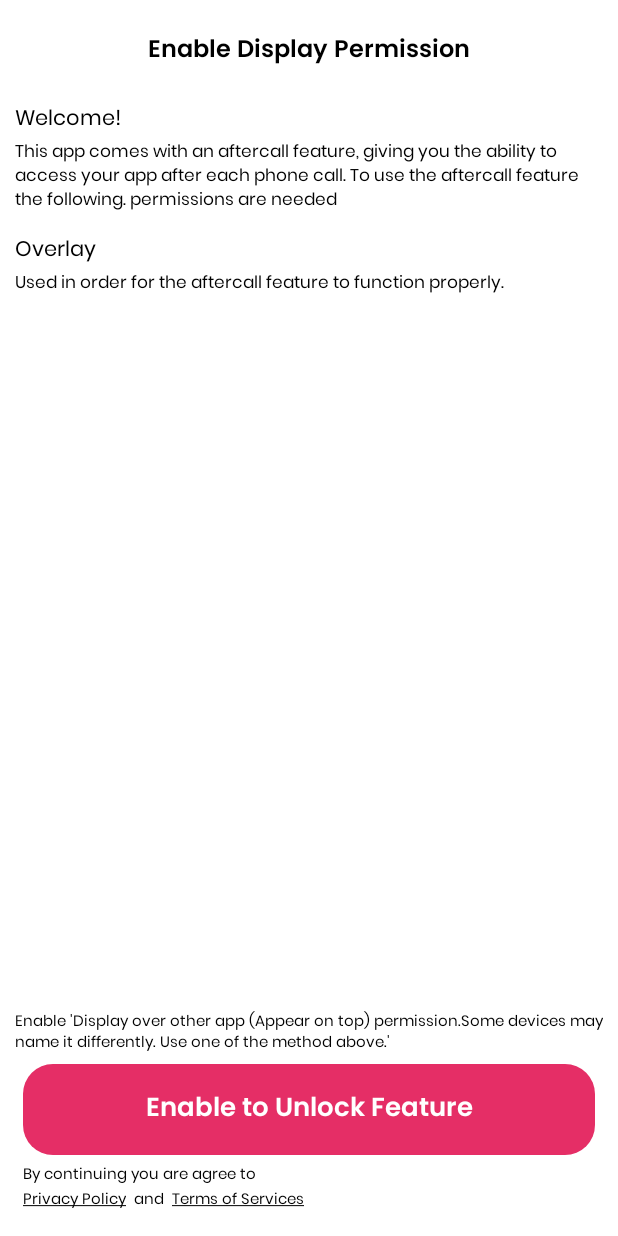
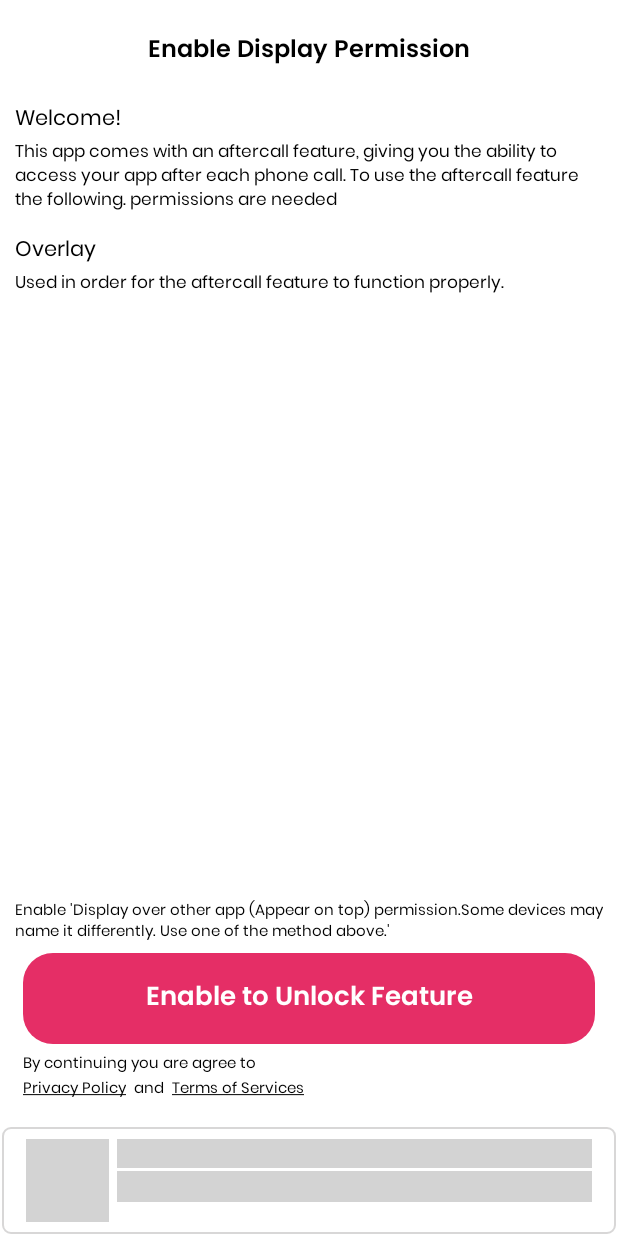
Before and after one commit to dhms005/PS_Pianomusicdrumpad, an Android app: the OverlayScreenActivity screen opened directly, with no data from a screen before it, on a phone screen of 412 x 824 dp. Run offline under Robolectric (Android 15) with nearby library versions, the phone set to English and light mode, and no system bars; our stand-ins replace AdMob, Shimmer, sdp/ssp sizes; pictures from the network do not load; 3 statements that could not run were skipped.

Commit message:
banner ads added

```diff
--- a/app/src/main/java/com/pianomusicdrumpad/pianokeyboard/Activities/OverlayScreenActivity.kt
+++ b/app/src/main/java/com/pianomusicdrumpad/pianokeyboard/Activities/OverlayScreenActivity.kt
@@ -16,6 +16,8 @@ import com.airbnb.lottie.utils.Utils
 import com.pianomusicdrumpad.pianokeyboard.Piano.Activity.MenuActivity
 import com.pianomusicdrumpad.pianokeyboard.R
 import com.pianomusicdrumpad.pianokeyboard.Utils.ConstantAd
+import com.pianomusicdrumpad.pianokeyboard.Utils.SharePrefUtils
+import com.pianomusicdrumpad.pianokeyboard.ads.MainInterfaceV2
 import com.pianomusicdrumpad.pianokeyboard.callafterscreen.common.CommonUtils
 import com.pianomusicdrumpad.pianokeyboard.exit.Utility
 
@@ -59,6 +61,15 @@ class OverlayScreenActivity : AppCompatActivity() {
 
         findViews()
         clickListeners()
+
+        val permissionScreenAdsShow =
+            SharePrefUtils.getString(ConstantAd.PERMISSION_SCREEN_ADS_SHOW, "1")
+
+        if (permissionScreenAdsShow == "1") {
+            loadBanner()
+        }
+
+
     }
 
     private fun clickListeners() {
@@ -222,4 +233,13 @@ class OverlayScreenActivity : AppCompatActivity() {
         }
 
     }
+
+    private fun loadBanner() {
+        MainInterfaceV2.loadBanner(
+            this,
+            findViewById(R.id.Admob_Native_Frame_two),
+            adNativeBannerSimmer = R.layout.ad_native_adptive_banner_simmer,
+            bannerId = ConstantAd.AD_PERMISSION_BANNER
+        )
+    }
 }
--- a/app/src/main/java/com/pianomusicdrumpad/pianokeyboard/ads/Admob_Banner_Ad.kt
+++ b/app/src/main/java/com/pianomusicdrumpad/pianokeyboard/ads/Admob_Banner_Ad.kt
@@ -1,40 +1,95 @@
 package com.pianomusicdrumpad.pianokeyboard.ads
 
 import android.app.Activity
-import android.content.Context
-import android.util.Log
+import android.os.Build
 import android.widget.FrameLayout
-import com.google.android.gms.ads.AdError
+import com.facebook.shimmer.ShimmerFrameLayout
+import com.google.android.gms.ads.AdListener
 import com.google.android.gms.ads.AdRequest
 import com.google.android.gms.ads.AdSize
 import com.google.android.gms.ads.AdView
-import com.pianomusicdrumpad.pianokeyboard.Utils.ConstantAd
+import com.google.android.gms.ads.LoadAdError
 
 class Admob_Banner_Ad {
     var adView: AdView? = null
 
-    fun loadBanner(context: Context) {
+    fun loadBanner(
+        context: Activity,
+        adContainer: FrameLayout,
+        adNativeBannerSimmer: Int,
+        bannerId: String
+    ) {
+
+        val adViewShimmer = context.layoutInflater.inflate(
+            adNativeBannerSimmer,
+            adContainer,
+            false
+        ) as ShimmerFrameLayout
+
+        adContainer.addView(adViewShimmer)
+        adViewShimmer.startShimmer()
+
         adView = AdView(context)
-        adView?.adUnitId = ConstantAd.CALL_END_SCREEN_BANNER
+        adView?.adUnitId = bannerId
 
-        val displayMetrics = context.resources.displayMetrics
-        val screenWidthPx = displayMetrics.widthPixels
-        val screenWidthDp = (screenWidthPx / (displayMetrics.densityDpi / 160f)).toInt()
-        val adSize = AdSize.getLandscapeInlineAdaptiveBannerAdSize(context, screenWidthDp)
 
 //        adView.setAdSize(adSize)
-
-        adView?.setAdSize(adSize)
+        adView?.setAdSize(getAdSize(context))
 
         val adRequest = AdRequest.Builder().build()
         adView?.loadAd(adRequest)
+
+        adView?.adListener = object : AdListener() {
+            override fun onAdClicked() {
+                // Code to be executed when the user clicks on an ad.
+            }
+
+            override fun onAdClosed() {
+                // Code to be executed when the user is about to return
+                // to the app after tapping on an ad.
+            }
+
+            override fun onAdFailedToLoad(adError: LoadAdError) {
+                // Code to be executed when an ad request fails.
+                adContainer.removeAllViews()
+            }
+
+            override fun onAdImpression() {
+                // Code to be executed when an impression is recorded
+                // for an ad.
+//                adContainerView.removeAllViews()
+                //                adContainerView.setVisibility(View.GONE);
+            }
+
+            override fun onAdLoaded() {
+                // Code to be executed when an ad finishes loading.
+                // Replace ad container with new ad view.
+                adContainer.removeAllViews()
+                adContainer.addView(adView)
+                // [END create_ad_view]
+            }
+
+            override fun onAdOpened() {
+                // Code to be executed when an ad opens an overlay that
+                // covers the screen.
+            }
+        }
+
     }
 
+    // Get the ad size with screen width.
+    private fun getAdSize(context: Activity): AdSize {
+        val displayMetrics = context.resources.displayMetrics
+        var adWidthPixels = displayMetrics.widthPixels
+        if (Build.VERSION.SDK_INT >= Build.VERSION_CODES.R) {
+            val windowMetrics = context.windowManager.currentWindowMetrics
+            adWidthPixels = windowMetrics.bounds.width()
+        }
+        val density = displayMetrics.density
+        val adWidth = (adWidthPixels / density).toInt()
+        return AdSize.getCurrentOrientationAnchoredAdaptiveBannerAdSize(context, adWidth)
+    }
 
-    fun showBanner(adContainer: FrameLayout) {
-        adContainer.removeAllViews()
-        adContainer.addView(adView)
-    }
 
     companion object {
 
--- a/app/src/main/java/com/pianomusicdrumpad/pianokeyboard/ads/MainInterfaceV2.kt
+++ b/app/src/main/java/com/pianomusicdrumpad/pianokeyboard/ads/MainInterfaceV2.kt
@@ -1,9 +1,7 @@
 package com.pianomusicdrumpad.pianokeyboard.ads
 
 import android.app.Activity
-import android.content.Context
 import android.widget.FrameLayout
-import android.widget.Toast
 import com.pianomusicdrumpad.pianokeyboard.Utils.ConstantAd
 import com.pianomusicdrumpad.pianokeyboard.Utils.SharePrefUtils
 import org.json.JSONObject
@@ -15,8 +13,9 @@ object MainInterfaceV2 {
             GetDataApi.getRemoteConfig(activity, loadData)
         } else {
 //            Toast.makeText(activity, "No Internet", Toast.LENGTH_SHORT).show()
+            loadData.onSuccess()
         }
-        //        loadData.onSuccess();
+//                loadData.onSuccess();
     }
 
     fun showInter(activity: Activity, interAdListener: InterAdListener) {
@@ -41,22 +40,28 @@ object MainInterfaceV2 {
         }
     }
 
-    fun loadCacheBanner(context: Context) {
+    fun loadBanner(
+        context: Activity,
+        adContainer: FrameLayout,
+        adNativeBannerSimmer: Int,
+        bannerId: String
+    ) {
         if (!SharePrefUtils.getBoolean(
                 ConstantAd.IS_PURCHASE, false
             )
         ) {
-            Admob_Banner_Ad.getInstance().loadBanner(context)
-        } else {
-        }
-    }
+//            Admob_Banner_Ad.getInstance().loadBanner(
+//                context,
+//                adContainer = FrameLayout(context),
+//                R.layout.ad_native_adptive_banner_simmer
+//            )
 
-    fun showCacheBanner(adContainer: FrameLayout) {
-        if (!SharePrefUtils.getBoolean(
-                ConstantAd.IS_PURCHASE, false
+            Admob_Banner_Ad.getInstance().loadBanner(
+                context,
+                adContainer,
+                adNativeBannerSimmer,
+                bannerId
             )
-        ) {
-            Admob_Banner_Ad.getInstance().showBanner(adContainer)
         } else {
         }
     }
--- a/app/src/main/res/layout/activity_cm_overlay_screen.xml
+++ b/app/src/main/res/layout/activity_cm_overlay_screen.xml
@@ -51,7 +51,6 @@
                 android:textSize="@dimen/_11sdp" />
 
 
-
             <TextView
                 android:id="@+id/tv_title2"
                 android:layout_width="wrap_content"
@@ -77,11 +76,23 @@
     </ScrollView>
 
 
+    <FrameLayout
+        android:id="@+id/Admob_Native_Frame_two"
+        android:layout_width="fill_parent"
+        android:layout_height="wrap_content"
+        android:layout_alignParentBottom="true"
+        android:layout_marginLeft="@dimen/_1sdp"
+        android:layout_marginTop="@dimen/_1sdp"
+        android:layout_marginRight="@dimen/_1sdp"
+        android:layout_marginBottom="@dimen/_1sdp"
+        android:orientation="vertical"
+        android:visibility="visible" />
+
     <LinearLayout
         android:id="@+id/tv_bottom"
         android:layout_width="match_parent"
         android:layout_height="wrap_content"
-        android:layout_alignParentBottom="true"
+        android:layout_above="@+id/Admob_Native_Frame_two"
         android:layout_marginStart="@dimen/_15sdp"
         android:layout_marginEnd="@dimen/_15sdp"
         android:layout_marginBottom="@dimen/_15sdp"
@@ -91,8 +102,8 @@
             android:id="@+id/cb_check"
             android:layout_width="wrap_content"
             android:layout_height="wrap_content"
-            android:visibility="gone"
-            android:checked="true">
+            android:checked="true"
+            android:visibility="gone">
 
         </CheckBox>
 
```
Also changed, not shown: app/src/main/java/com/pianomusicdrumpad/pianokeyboard/Activities/AgreeScreenActivity.kt (+19 -0 lines), app/src/main/java/com/pianomusicdrumpad/pianokeyboard/Activities/Splash_Screen.kt (+30 -7 lines), app/src/main/java/com/pianomusicdrumpad/pianokeyboard/Utils/ConstantAd.kt (+25 -2 lines), app/src/main/java/com/pianomusicdrumpad/pianokeyboard/Utils/MyApplication.kt (+12 -2 lines), app/src/main/java/com/pianomusicdrumpad/pianokeyboard/ads/GetDataApi.kt (+25 -0 lines), app/src/main/java/com/pianomusicdrumpad/pianokeyboard/callafterscreen/activity/CallCutPopupActivity.kt (+8 -1 lines), app/src/main/res/layout/activity_cm_agree_screen.xml (+13 -1 lines), app/src/main/res/values/strings.xml (+39 -47 lines).
